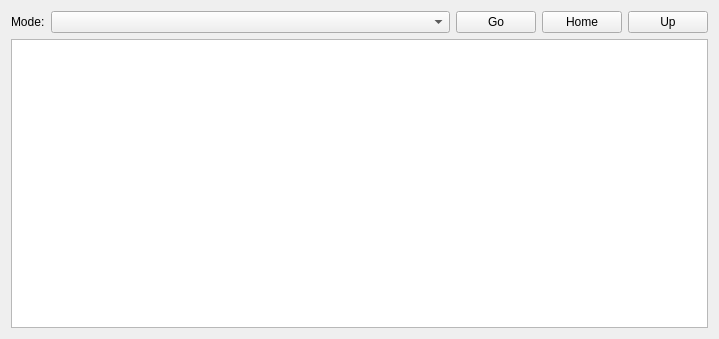
The window that Gui/Control/FileControl.ui (taynpg/frelay) describes before a commit, drawn with Qt 5.
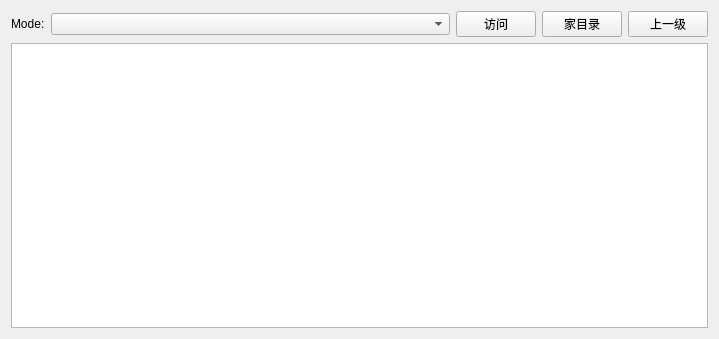
The same window after the commit. Custom widgets are drawn as their Qt base class.

```diff
--- a/Gui/Control/FileControl.ui
+++ b/Gui/Control/FileControl.ui
@@ -36,21 +36,21 @@
      <item>
       <widget class="QPushButton" name="btnVisit">
        <property name="text">
-        <string>Go</string>
+        <string>访问</string>
        </property>
       </widget>
      </item>
      <item>
       <widget class="QPushButton" name="btnHome">
        <property name="text">
-        <string>Home</string>
+        <string>家目录</string>
        </property>
       </widget>
      </item>
      <item>
       <widget class="QPushButton" name="btnUp">
        <property name="text">
-        <string>Up</string>
+        <string>上一级</string>
        </property>
       </widget>
      </item>
```
